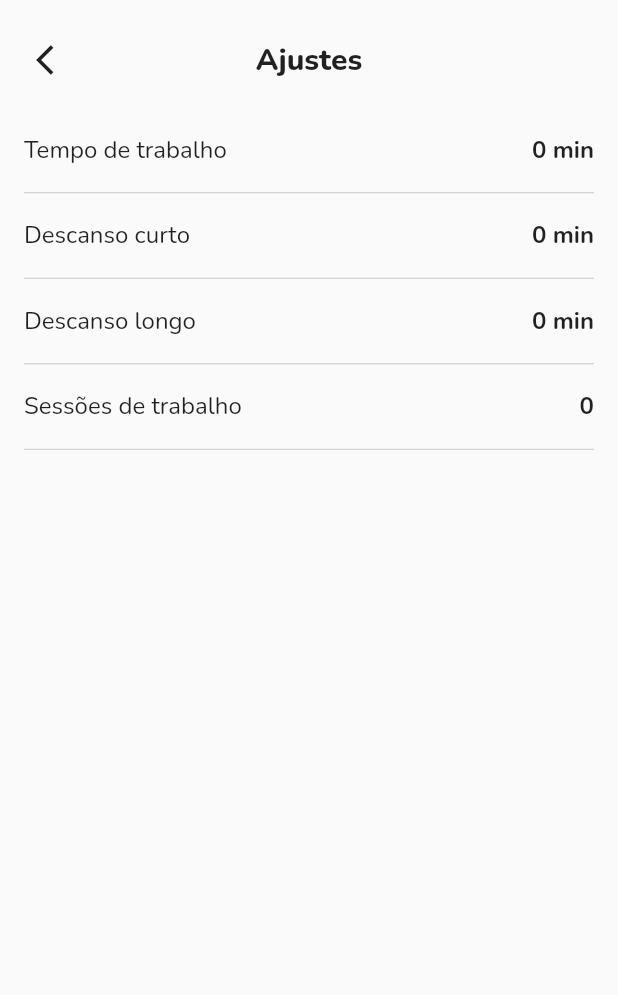
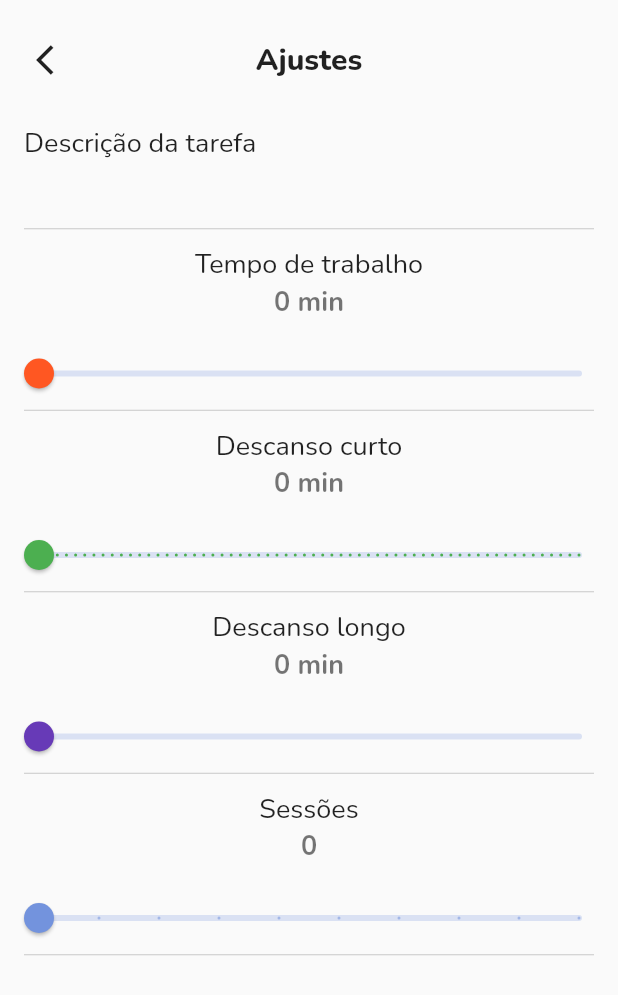
Before and after one commit to thiagoperea/zanshin, a Flutter app: the TaskSettingsPage screen opened directly with empty values, on a phone screen of 412 x 824 dp. Shown: the top 995 px of the screen. Run offline on Flutter 3.47's test engine with Material 2 defaults, Android fonts, the light colour scheme and no system bars; our stand-ins replace bloc, flutter_bloc, font_awesome_flutter, hive, hive_flutter, just_audio and 1 more; missing offline and left inert: flutter_vibrate; accounts and stored records are empty.

Commit message:
using new screen to add tasks, navigator w/ routes

```diff
--- a/lib/common_widgets/single_input_dialog.dart
+++ b/lib/common_widgets/single_input_dialog.dart
@@ -34,6 +34,7 @@ class _SingleInputDialogState extends State<SingleInputDialog> {
           child: TextField(
             controller: _controller,
             keyboardType: widget.textInputType,
+            maxLength: 30,
             decoration: InputDecoration(
               labelText: widget.inputLabel,
               border: const OutlineInputBorder(),
--- a/lib/pages/home_page.dart
+++ b/lib/pages/home_page.dart
@@ -9,6 +9,8 @@ import 'package:zanshin/pages/pomodoro/pomodoro_page.dart';
 import 'package:zanshin/pages/task_list/task_list_page.dart';
 
 class HomePage extends StatefulWidget {
+  static const String route = '/home';
+
   const HomePage({Key? key}) : super(key: key);
 
   @override
--- a/lib/pages/splash/splash_page.dart
+++ b/lib/pages/splash/splash_page.dart
@@ -5,6 +5,8 @@ import 'package:zanshin/pages/home_page.dart';
 import 'package:zanshin/pages/splash/splash_cubit.dart';
 
 class SplashPage extends StatefulWidget {
+  static const String route = '/';
+
   const SplashPage({Key? key}) : super(key: key);
 
   @override
@@ -28,8 +30,7 @@ class _SplashPageState extends State<SplashPage> {
       child: BlocListener<SplashCubit, SplashState>(
         listener: (context, state) {
           if (state is SplashLoaded) {
-            Navigator.pop(context);
-            Navigator.push(context, MaterialPageRoute(builder: (ctx) => HomePage()));
+            Navigator.popAndPushNamed(context, HomePage.route);
           }
         },
         child: Scaffold(
--- a/lib/pages/task_settings/task_settings_page.dart
+++ b/lib/pages/task_settings/task_settings_page.dart
@@ -5,18 +5,46 @@ import 'package:zanshin/common_widgets/single_input_dialog.dart';
 import 'package:zanshin/common_widgets/title_bar.dart';
 import 'package:zanshin/data/model/task.dart';
 import 'package:zanshin/pages/app_settings/app_settings_page.dart';
+import 'package:zanshin/pages/home_page.dart';
+import 'package:zanshin/pages/pomodoro/pomodoro_cubit.dart';
 import 'package:zanshin/pages/task_settings/task_settings_cubit.dart';
+import 'package:zanshin/styles/app_colors.dart';
+import 'package:zanshin/styles/app_text_styles.dart';
 import 'package:zanshin/utility/time_extensions.dart';
 
-class TaskSettingsPage extends StatelessWidget {
+class TaskSettingsPage extends StatefulWidget {
+  static const String route = '/task-settings';
   final Task task;
 
   const TaskSettingsPage(this.task, {Key? key}) : super(key: key);
 
   @override
+  State<TaskSettingsPage> createState() => _TaskSettingsPageState();
+}
+
+class _TaskSettingsPageState extends State<TaskSettingsPage> {
+  int _workTime = 1;
+  int _shortBreak = 1;
+  int _longBreak = 1;
+  int _sectionCount = 1;
+
+  late final TaskSettingsCubit _cubit;
+
+  @override
+  void initState() {
+    _cubit = TaskSettingsCubit(widget.task);
+
+    _workTime = widget.task.workTimeSecs.secToMin();
+    _shortBreak = widget.task.shortBreakSecs.secToMin();
+    _longBreak = widget.task.longBreakSecs.secToMin();
+    _sectionCount = widget.task.sections;
+    super.initState();
+  }
+
+  @override
   Widget build(BuildContext context) {
     return BlocProvider<TaskSettingsCubit>(
-      create: (context) => TaskSettingsCubit(task),
+      create: (context) => _cubit,
       child: BlocConsumer<TaskSettingsCubit, TaskSettingsState>(
         listener: (context, state) => _onStateChanged(context, state),
         builder: (context, state) => Scaffold(
@@ -25,37 +53,54 @@ class TaskSettingsPage extends StatelessWidget {
               children: [
                 TitleBar(
                   title: "Ajustes",
-                  onBackClick: () => Navigator.of(context).pop(state.wasUpdated()),
+                  onBackClick: () => _updateTask(context),
                 ),
                 Expanded(
+                  child: SingleChildScrollView(
                     child: Column(
                       crossAxisAlignment: CrossAxisAlignment.start,
                       children: [
-                      SettingsItem(
-                        "Tempo de trabalho",
-                        "${state.task.workTimeSecs.secToMin().toInt()} min",
-                        () => _onWorkTimeClick(context),
+                        ListTile(
+                          title: Text("Descrição da tarefa", style: AppTextStyles.smallSize),
+                          subtitle: Text(state.task.description, style: AppTextStyles.smallSizeBold),
+                          onTap: () => _onDescriptionClick(context),
                         ),
+                        SizedBox(height: 8),
                         const SettingsDivider(),
-                      SettingsItem(
-                        "Descanso curto",
-                        "${state.task.shortBreakSecs.secToMin().toInt()} min",
-                        () => _onShortBreakClick(context),
+                        ListTile(
+                          title: Text("Tempo de trabalho", style: AppTextStyles.smallSize, textAlign: TextAlign.center),
+                          subtitle: Text("$_workTime min", style: AppTextStyles.smallSizeBold, textAlign: TextAlign.center),
                         ),
+                        _createSlider(_workTime, 1, 120, "min", AppColors.getStateColor(PomodoroStates.work), (newValue) {
+                          setState(() => _workTime = newValue);
+                        }),
                         const SettingsDivider(),
-                      SettingsItem(
-                        "Descanso longo",
-                        "${state.task.longBreakSecs.secToMin().toInt()} min",
-                        () => _onLongBreakClick(context),
+                        ListTile(
+                          title: Text("Descanso curto", style: AppTextStyles.smallSize, textAlign: TextAlign.center),
+                          subtitle: Text("$_shortBreak min", style: AppTextStyles.smallSizeBold, textAlign: TextAlign.center),
                         ),
+                        _createSlider(_shortBreak, 1, 60, "min", AppColors.getStateColor(PomodoroStates.shortBreak), (newValue) {
+                          setState(() => _shortBreak = newValue);
+                        }),
                         const SettingsDivider(),
-                      SettingsItem(
-                        "Sessões de trabalho",
-                        state.task.sections.toString(),
-                        () => _onSessionsClick(context),
+                        ListTile(
+                          title: Text("Descanso longo", style: AppTextStyles.smallSize, textAlign: TextAlign.center),
+                          subtitle: Text("$_longBreak min", style: AppTextStyles.smallSizeBold, textAlign: TextAlign.center),
                         ),
+                        _createSlider(_longBreak, 1, 90, "min", AppColors.getStateColor(PomodoroStates.longBreak), (newValue) {
+                          setState(() => _longBreak = newValue);
+                        }),
+                        const SettingsDivider(),
+                        ListTile(
+                          title: Text("Sessões", style: AppTextStyles.smallSize, textAlign: TextAlign.center),
+                          subtitle: Text("$_sectionCount", style: AppTextStyles.smallSizeBold, textAlign: TextAlign.center),
+                        ),
+                        _createSlider(_sectionCount, 1, 10, "", null, (newValue) {
+                          setState(() => _sectionCount = newValue);
+                        }),
                         const SettingsDivider(),
                       ],
+                    ),
                   ),
                 ),
                   ],
@@ -75,67 +120,45 @@ class TaskSettingsPage extends StatelessWidget {
     }
 
     if (state.state == TaskSettingsStates.success || state.state == TaskSettingsStates.error) {
-      Navigator.pop(context);
+      Navigator.of(context).popUntil((route) => route.settings.name == HomePage.route);
     }
   }
 
-  void _onWorkTimeClick(BuildContext context) async {
-    String newValue = await showDialog(
+  void _onDescriptionClick(BuildContext context) async {
+    String? newValue = await showDialog(
       context: context,
       builder: (context) => SingleInputDialog(
-        title: "Tempo de trabalho",
+        title: "Descrição da tarefa",
         inputLabel: "Novo valor",
-        textInputType: TextInputType.number,
+        textInputType: TextInputType.text,
         confirmButtonLabel: "Salvar",
         onConfirmClick: (inputValue) => Navigator.pop(context, inputValue),
       ),
     );
 
-    context.read<TaskSettingsCubit>().updateWorkTime(newValue);
+    _cubit.setDescription(newValue);
   }
 
-  void _onShortBreakClick(BuildContext context) async {
-    String newValue = await showDialog(
-      context: context,
-      builder: (context) => SingleInputDialog(
-        title: "Descanso curto",
-        inputLabel: "Novo valor",
-        textInputType: TextInputType.number,
-        confirmButtonLabel: "Salvar",
-        onConfirmClick: (inputValue) => Navigator.pop(context, inputValue),
-      ),
-    );
-
-    context.read<TaskSettingsCubit>().updateShortBreak(newValue);
+  void _updateTask(BuildContext context) {
+    _cubit.updateTask(_workTime, _shortBreak, _longBreak, _sectionCount);
   }
 
-  void _onLongBreakClick(BuildContext context) async {
-    String newValue = await showDialog(
-      context: context,
-      builder: (context) => SingleInputDialog(
-        title: "Descanso longo",
-        inputLabel: "Novo valor",
-        textInputType: TextInputType.number,
-        confirmButtonLabel: "Salvar",
-        onConfirmClick: (inputValue) => Navigator.pop(context, inputValue),
-      ),
+  Slider _createSlider(
+    int value,
+    int min,
+    int max,
+    String labelSuffix,
+    Color? sliderColor,
+    Function(int) onChanged,
+  ) {
+    return Slider(
+      value: value.roundToDouble(),
+      min: min.roundToDouble(),
+      max: max.roundToDouble(),
+      divisions: (max - min).round(),
+      label: labelSuffix.isNotEmpty ? "$value $labelSuffix" : "$value",
+      activeColor: sliderColor,
+      onChanged: (double newValue) => onChanged(newValue.round()),
     );
-
-    context.read<TaskSettingsCubit>().updateLongBreak(newValue);
-  }
-
-  void _onSessionsClick(BuildContext context) async {
-    String newValue = await showDialog(
-      context: context,
-      builder: (context) => SingleInputDialog(
-        title: "Sessões de trabalho",
-        inputLabel: "Novo valor",
-        textInputType: TextInputType.number,
-        confirmButtonLabel: "Salvar",
-        onConfirmClick: (inputValue) => Navigator.pop(context, inputValue),
-      ),
-    );
-
-    context.read<TaskSettingsCubit>().updateSectionCount(newValue);
   }
 }
--- a/lib/styles/app_text_styles.dart
+++ b/lib/styles/app_text_styles.dart
@@ -6,6 +6,7 @@ class AppTextStyles {
   static const TextStyle verySmallSize = TextStyle(fontSize: 16, fontFamily: "Nunito");
   static const TextStyle verySmallSizeBold = TextStyle(fontSize: 16, fontFamily: "Nunito", fontWeight: FontWeight.w700);
 
+  static const TextStyle smallSize = TextStyle(fontSize: 18, fontFamily: "Nunito");
   static const TextStyle smallSizeBold = TextStyle(fontSize: 18, fontFamily: "Nunito", fontWeight: FontWeight.w700);
 
   static const TextStyle normalSize = TextStyle(fontSize: 20, fontFamily: "Nunito");
@@ -13,7 +14,7 @@ class AppTextStyles {
   static const TextStyle normalSizeSuperBold = TextStyle(fontSize: 20, fontFamily: "Nunito", fontWeight: FontWeight.w900);
 
   static const TextStyle bigSize = TextStyle(fontSize: 24, fontFamily: "Nunito");
-  static const TextStyle bigSizeBold = TextStyle(fontSize: 24, fontFamily: "Nunito", fontWeight: FontWeight.w700);
+  static const TextStyle bigSizeBold = TextStyle(fontSize: 24, fontFamily: "Nunito", fontWeight: FontWeight.w900);
 
   static const TextStyle extremeSize = TextStyle(fontSize: 32, fontFamily: "Nunito");
 }
--- a/lib/utility/time_extensions.dart
+++ b/lib/utility/time_extensions.dart
@@ -1,7 +1,7 @@
 extension TimeCalc on num {
   int millisToSec() => (this / 1000.0).round();
 
-  double secToMin() => this / 60.0;
+  int secToMin() => (this / 60.0).round();
 
   int secToMillis() => (this * 1000).round();
 
--- a/pubspec.yaml
+++ b/pubspec.yaml
@@ -1,9 +1,9 @@
 name: zanshin
 description: A cross-platform Pomodoro
 
-publish_to: 'none' # Remove this line if you wish to publish to pub.dev
+publish_to: 'none'
 
-version: 0.1.0
+version: 1.1.0
 
 environment:
   sdk: ">=2.12.0 <3.0.0"
@@ -15,7 +15,7 @@ dependencies:
   flutter:
     sdk: flutter
   cupertino_icons: ^1.0.3
-  flutter_bloc: ^7.3.0 # state management and DI
+  flutter_bloc: ^7.3.3 # state management and DI
   flutter_launcher_icons: ^0.9.2
   flutter_vibrate: ^1.1.0
   font_awesome_flutter: ^9.1.0
```
Also changed, not shown: lib/main.dart (+18 -1 lines), lib/pages/app_settings/app_settings_page.dart (+20 -5 lines), lib/pages/pomodoro/view/button_controls.dart (+4 -7 lines), lib/pages/pomodoro/view/pomodoro_timer.dart (+5 -5 lines), lib/pages/task_list/task_list_cubit.dart (+10 -0 lines), lib/pages/task_list/task_list_page.dart (+14 -25 lines), lib/pages/task_list/view/list_container.dart (+4 -7 lines), lib/pages/task_settings/task_settings_cubit.dart (+11 -16 lines), pubspec.lock. Lines whose indentation alone changed are shown as unchanged.
